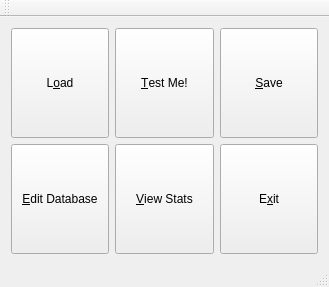
This is mainwindow.ui in megamasha/FlashKard as Qt 5 draws it before an edit. The edited form follows.
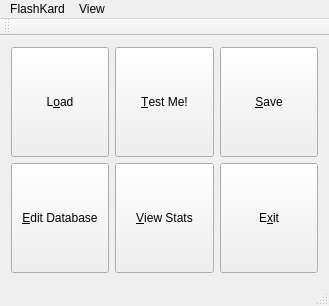
This is the edited form. Icons and pictures are not drawn.

Commit message: Added: Implement Menu.

Diff of the .ui file:
```diff
--- a/mainwindow.ui
+++ b/mainwindow.ui
@@ -224,6 +224,29 @@
      <height>21</height>
     </rect>
    </property>
+   <property name="nativeMenuBar">
+    <bool>false</bool>
+   </property>
+   <widget class="QMenu" name="menuFlashKard">
+    <property name="title">
+     <string>FlashKard</string>
+    </property>
+    <addaction name="actionOpen_FlashKard_Database"/>
+    <addaction name="actionSave_FlashKard_Database"/>
+    <addaction name="separator"/>
+    <addaction name="actionStart_Testing"/>
+    <addaction name="separator"/>
+    <addaction name="actionE_xit"/>
+   </widget>
+   <widget class="QMenu" name="menuView">
+    <property name="title">
+     <string>View</string>
+    </property>
+    <addaction name="actionStatistics"/>
+    <addaction name="actionDatabase_Editor"/>
+   </widget>
+   <addaction name="menuFlashKard"/>
+   <addaction name="menuView"/>
   </widget>
   <widget class="QToolBar" name="mainToolBar">
    <attribute name="toolBarArea">
```
Left out of the diff: 175 changed lines with no effect on the pictures. The commit also changes 2 other files.
